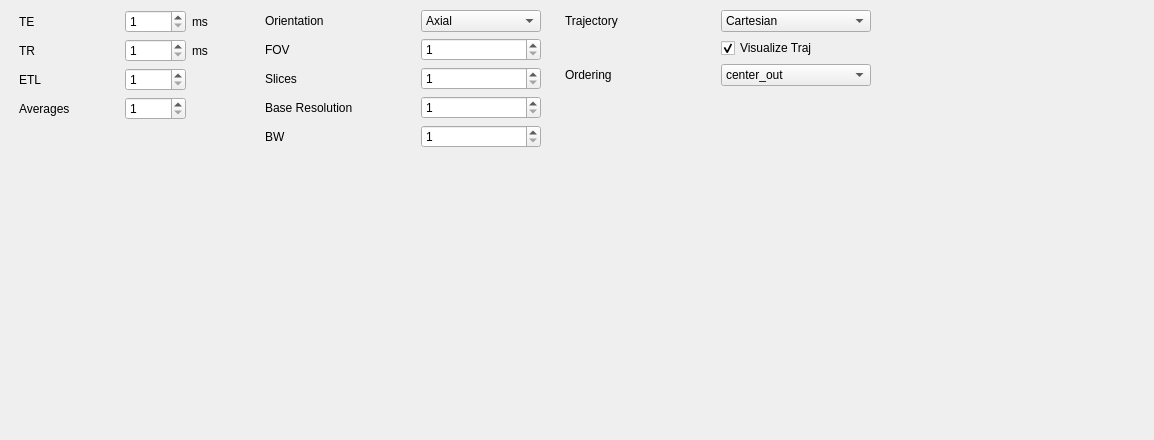
This is sequences/tse_3D/interface.ui in mri4all/console as Qt 5 draws it before an edit. The edited form follows.
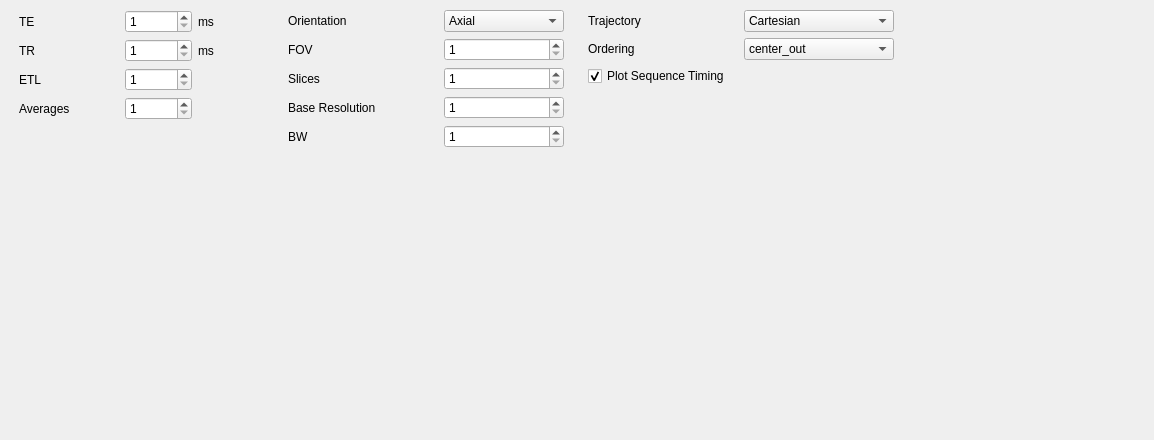
This is the edited form.

Patch:
```diff
--- a/sequences/tse_3D/interface.ui
+++ b/sequences/tse_3D/interface.ui
@@ -31,7 +31,7 @@
     <rect>
      <x>19</x>
      <y>10</y>
-     <width>852</width>
+     <width>875</width>
      <height>483</height>
     </rect>
    </property>
@@ -337,18 +337,18 @@
         </item>
        </widget>
       </item>
-      <item row="3" column="1">
-       <spacer name="verticalSpacer_3">
-        <property name="orientation">
-         <enum>Qt::Vertical</enum>
-        </property>
-        <property name="sizeHint" stdset="0">
+      <item row="2" column="0">
+       <widget class="QLabel" name="label_12">
+        <property name="minimumSize">
          <size>
-          <width>20</width>
-          <height>238</height>
+          <width>150</width>
+          <height>0</height>
          </size>
         </property>
-       </spacer>
+        <property name="text">
+         <string>Ordering</string>
+        </property>
+       </widget>
       </item>
       <item row="2" column="1" colspan="2">
        <widget class="QComboBox" name="Ordering_ComboBox">
@@ -383,26 +383,26 @@
         </property>
        </widget>
       </item>
-      <item row="2" column="0">
-       <widget class="QLabel" name="label_12">
-        <property name="minimumSize">
+      <item row="4" column="1">
+       <spacer name="verticalSpacer_3">
+        <property name="orientation">
+         <enum>Qt::Vertical</enum>
+        </property>
+        <property name="sizeHint" stdset="0">
          <size>
-          <width>150</width>
-          <height>0</height>
+          <width>20</width>
+          <height>238</height>
          </size>
         </property>
-        <property name="text">
-         <string>Ordering</string>
-        </property>
-       </widget>
+       </spacer>
       </item>
-      <item row="1" column="1">
-       <widget class="QCheckBox" name="visualize_traj_CheckBox">
+      <item row="3" column="0" colspan="2">
+       <widget class="QCheckBox" name="PlotTiming_CheckBox">
         <property name="whatsThis">
          <string>Visualize the trajectory</string>
         </property>
         <property name="text">
-         <string>Visualize Traj</string>
+         <string>Plot Sequence Timing</string>
         </property>
         <property name="checked">
          <bool>true</bool>
```
